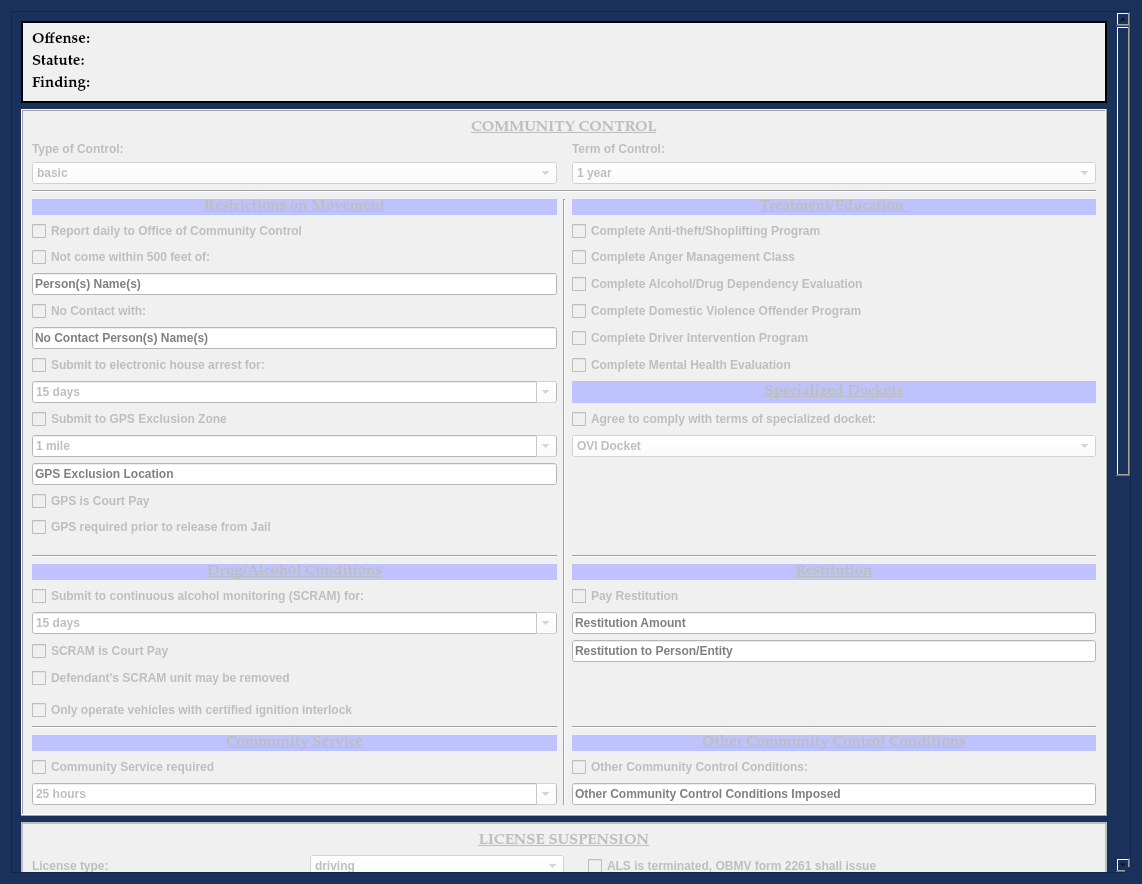
Before: the Qt Designer form munientry/views/ui/AddCommunityControlDialog.ui in HunterProgram22/MuniEntry, drawn with Qt 5.
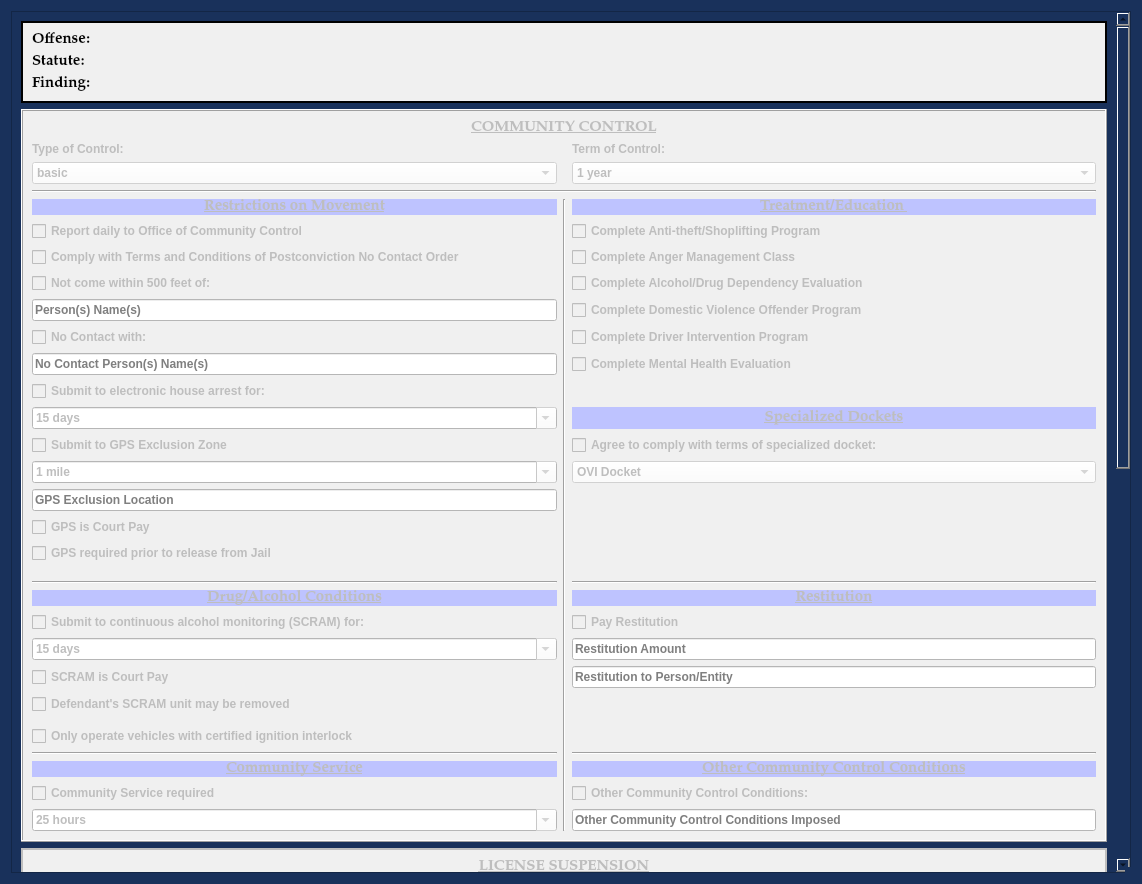
After: the same form once the commit is applied. Custom widgets are drawn as their Qt base class.

Commit message: Added postconviction no contact to 3 sentencing entries.

Diff of the .ui file:
```diff
--- a/munientry/views/ui/AddCommunityControlDialog.ui
+++ b/munientry/views/ui/AddCommunityControlDialog.ui
@@ -167,9 +167,9 @@
       <property name="geometry">
        <rect>
         <x>0</x>
-        <y>-566</y>
+        <y>-132</y>
         <width>1101</width>
-        <height>1785</height>
+        <height>1816</height>
        </rect>
       </property>
       <property name="sizePolicy">
@@ -221,28 +221,226 @@
          </property>
          <layout class="QGridLayout" name="gridLayout_3">
           <item row="29" column="2">
+           <widget class="QLabel" name="label_12">
+            <property name="font">
+             <font>
+              <family>Palatino Linotype</family>
+              <pointsize>11</pointsize>
+              <weight>75</weight>
+              <italic>false</italic>
+              <bold>true</bold>
+              <underline>true</underline>
+             </font>
+            </property>
+            <property name="styleSheet">
+             <string notr="true">background-color: rgb(190, 195, 255);</string>
+            </property>
+            <property name="text">
+             <string>Other Community Control Conditions</string>
+            </property>
+            <property name="alignment">
+             <set>Qt::AlignCenter</set>
+            </property>
+           </widget>
+          </item>
+          <item row="29" column="0">
+           <widget class="QLabel" name="cs_label">
+            <property name="font">
+             <font>
+              <family>Palatino Linotype</family>
+              <pointsize>11</pointsize>
+              <weight>75</weight>
+              <italic>false</italic>
+              <bold>true</bold>
+              <underline>true</underline>
+             </font>
+            </property>
+            <property name="styleSheet">
+             <string notr="true">background-color: rgb(190, 195, 255);</string>
+            </property>
+            <property name="text">
+             <string>Community Service</string>
+            </property>
+            <property name="alignment">
+             <set>Qt::AlignCenter</set>
+            </property>
+           </widget>
+          </item>
+          <item row="30" column="0">
+           <widget class="ConditionCheckbox" name="community_control_community_service_checkBox">
+            <property name="text">
+             <string>Community Service required                                       </string>
+            </property>
+           </widget>
+          </item>
+          <item row="30" column="2">
            <widget class="ConditionCheckbox" name="other_community_control_checkBox">
             <property name="text">
              <string>Other Community Control Conditions:</string>
             </property>
            </widget>
           </item>
-          <item row="15" column="0">
+          <item row="16" column="0">
            <widget class="ConditionCheckbox" name="gps_court_pay_checkBox">
             <property name="text">
              <string>GPS is Court Pay</string>
             </property>
            </widget>
           </item>
-          <item row="16" column="0">
+          <item row="17" column="0">
            <widget class="ConditionCheckbox" name="gps_prior_to_release_checkBox">
             <property name="text">
              <string>GPS required prior to release from Jail</string>
             </property>
            </widget>
           </item>
-          <item row="28" column="0">
-           <widget class="QLabel" name="cs_label">
+          <item row="8" column="0">
+           <widget class="QLineEdit" name="community_control_not_within_500_feet_person_box">
+            <property name="sizePolicy">
+             <sizepolicy hsizetype="Expanding" vsizetype="Fixed">
+              <horstretch>0</horstretch>
+              <verstretch>0</verstretch>
+             </sizepolicy>
+            </property>
+            <property name="minimumSize">
+             <size>
+              <width>200</width>
+              <height>0</height>
+             </size>
+            </property>
+            <property name="styleSheet">
+             <string notr="true">background-color: rgb(255, 255, 255);</string>
+            </property>
+            <property name="placeholderText">
+             <string>Person(s) Name(s)</string>
+            </property>
+           </widget>
+          </item>
+          <item row="24" column="2">
+           <widget class="QLineEdit" name="pay_restitution_to_box">
+            <property name="styleSheet">
+             <string notr="true">background-color: rgb(255, 255, 255);</string>
+            </property>
+            <property name="placeholderText">
+             <string>Restitution to Person/Entity</string>
+            </property>
+           </widget>
+          </item>
+          <item row="15" column="0">
+           <widget class="QLineEdit" name="gps_exclusion_location_box">
+            <property name="sizePolicy">
+             <sizepolicy hsizetype="Preferred" vsizetype="Fixed">
+              <horstretch>0</horstretch>
+              <verstretch>0</verstretch>
+             </sizepolicy>
+            </property>
+            <property name="styleSheet">
+             <string notr="true">background-color: rgb(255, 255, 255);</string>
+            </property>
+            <property name="placeholderText">
+             <string>GPS Exclusion Location</string>
+            </property>
+           </widget>
+          </item>
+          <item row="23" column="2">
+           <widget class="QLineEdit" name="pay_restitution_amount_box">
+            <property name="styleSheet">
+             <string notr="true">background-color: rgb(255, 255, 255);</string>
+            </property>
+            <property name="placeholderText">
+             <string>Restitution Amount</string>
+            </property>
+           </widget>
+          </item>
+          <item row="23" column="0">
+           <widget class="NoScrollComboBox" name="alcohol_monitoring_time_box">
+            <property name="minimumSize">
+             <size>
+              <width>200</width>
+              <height>0</height>
+             </size>
+            </property>
+            <property name="styleSheet">
+             <string notr="true">background-color: rgb(255, 255, 255);</string>
+            </property>
+            <property name="editable">
+             <bool>true</bool>
+            </property>
+            <item>
+             <property name="text">
+              <string>15 days</string>
+             </property>
+            </item>
+            <item>
+             <property name="text">
+              <string>30 days</string>
+             </property>
+            </item>
+            <item>
+             <property name="text">
+              <string>45 days</string>
+             </property>
+            </item>
+            <item>
+             <property name="text">
+              <string>60 days</string>
+             </property>
+            </item>
+            <item>
+             <property name="text">
+              <string>75 days</string>
+             </property>
+            </item>
+            <item>
+             <property name="text">
+              <string>90 days</string>
+             </property>
+            </item>
+            <item>
+             <property name="text">
+              <string>180 days</string>
+             </property>
+            </item>
+           </widget>
+          </item>
+          <item row="14" column="2">
+           <widget class="NoScrollComboBox" name="specialized_docket_box">
+            <property name="styleSheet">
+             <string notr="true">background-color: rgb(255, 255, 255);</string>
+            </property>
+            <item>
+             <property name="text">
+              <string>OVI Docket</string>
+             </property>
+            </item>
+            <item>
+             <property name="text">
+              <string>Mental Health Docket</string>
+             </property>
+            </item>
+            <item>
+             <property name="text">
+              <string>Mission (Veteran's) Court</string>
+             </property>
+            </item>
+           </widget>
+          </item>
+          <item row="25" column="0">
+           <widget class="QCheckBox" name="scram_remove_checkBox">
+            <property name="text">
+             <string>Defendant's SCRAM unit may be removed</string>
+            </property>
+           </widget>
+          </item>
+          <item row="24" column="0">
+           <widget class="ConditionCheckbox" name="alcohol_monitoring_court_pay_checkBox">
+            <property name="text">
+             <string>SCRAM is Court Pay                                                                             </string>
+            </property>
+           </widget>
+          </item>
+          <item row="4" column="2">
+           <widget class="QLabel" name="label_6">
             <property name="font">
              <font>
               <family>Palatino Linotype</family>
@@ -257,22 +455,15 @@
              <string notr="true">background-color: rgb(190, 195, 255);</string>
             </property>
             <property name="text">
-             <string>Community Service</string>
+             <string>Treatment/Education </string>
             </property>
             <property name="alignment">
              <set>Qt::AlignCenter</set>
             </property>
            </widget>
           </item>
-          <item row="29" column="0">
-           <widget class="ConditionCheckbox" name="community_control_community_service_checkBox">
-            <property name="text">
-             <string>Community Service required                                       </string>
-            </property>
-           </widget>
-          </item>
-          <item row="28" column="2">
-           <widget class="QLabel" name="label_12">
+          <item row="21" column="2">
+           <widget class="QLabel" name="label_4">
             <property name="font">
              <font>
               <family>Palatino Linotype</family>
@@ -287,14 +478,21 @@
              <string notr="true">background-color: rgb(190, 195, 255);</string>
             </property>
             <property name="text">
-             <string>Other Community Control Conditions</string>
+             <string>Restitution</string>
             </property>
             <property name="alignment">
              <set>Qt::AlignCenter</set>
             </property>
            </widget>
           </item>
-          <item row="13" column="0">
+          <item row="22" column="0">
+           <widget class="ConditionCheckbox" name="alcohol_monitoring_checkBox">
+            <property name="text">
+             <string>Submit to continuous alcohol monitoring (SCRAM) for:</string>
+            </property>
+           </widget>
+          </item>
+          <item row="14" column="0">
            <widget class="NoScrollComboBox" name="gps_exclusion_radius_box">
             <property name="minimumSize">
              <size>
@@ -345,51 +543,21 @@
             </item>
            </widget>
           </item>
-          <item row="10" column="0">
+          <item row="11" column="0">
            <widget class="ConditionCheckbox" name="house_arrest_checkBox">
             <property name="text">
              <string>Submit to electronic house arrest for:                          </string>
             </property>
            </widget>
           </item>
-          <item row="20" column="2">
-           <widget class="QLabel" name="label_4">
-            <property name="font">
-             <font>
-              <family>Palatino Linotype</family>
-              <pointsize>11</pointsize>
-              <weight>75</weight>
-              <italic>false</italic>
-              <bold>true</bold>
-              <underline>true</underline>
-             </font>
-            </property>
-            <property name="styleSheet">
-             <string notr="true">background-color: rgb(190, 195, 255);</string>
-            </property>
+          <item row="22" column="2">
+           <widget class="ConditionCheckbox" name="pay_restitution_checkBox">
             <property name="text">
-             <string>Restitution</string>
-            </property>
-            <property name="alignment">
-             <set>Qt::AlignCenter</set>
+             <string>Pay Restitution                                                                       </string>
             </property>
            </widget>
           </item>
           <item row="21" column="0">
-           <widget class="ConditionCheckbox" name="alcohol_monitoring_checkBox">
-            <property name="text">
-             <string>Submit to continuous alcohol monitoring (SCRAM) for:</string>
-            </property>
-           </widget>
-          </item>
-          <item row="9" column="2">
-           <widget class="ConditionCheckbox" name="driver_intervention_program_checkBox">
-            <property name="text">
-             <string>Complete Driver Intervention Program </string>
-            </property>
-           </widget>
-          </item>
-          <item row="20" column="0">
            <widget class="QLabel" name="label_8">
             <property name="font">
              <font>
@@ -412,21 +580,30 @@
             </property>
            </widget>
           </item>
-          <item row="21" column="2">
-           <widget class="ConditionCheckbox" name="pay_restitution_checkBox">
-            <property name="text">
-             <string>Pay Restitution                                                                       </string>
+          <item row="12" column="2">
+           <widget class="QLabel" name="label_16">
+            <property name="font">
+             <font>
+              <family>Palatino Linotype</family>
+              <pointsize>11</pointsize>
+              <weight>75</weight>
+              <italic>false</italic>
+              <bold>true</bold>
+              <underline>true</underline>
+             </font>
             </property>
-           </widget>
-          </item>
-          <item row="10" column="2">
-           <widget class="ConditionCheckbox" name="mental_health_evaluation_checkBox">
+            <property name="styleSheet">
+             <string notr="true">background-color: rgb(190, 195, 255);</string>
+            </property>
             <property name="text">
-             <string>Complete Mental Health Evaluation</string>
+             <string>Specialized Dockets</string>
             </property>
+            <property name="alignment">
+             <set>Qt::AlignCenter</set>
+            </property>
            </widget>
           </item>
-          <item row="12" column="0">
+          <item row="13" column="0">
            <widget class="ConditionCheckbox" name="gps_exclusion_checkBox">
             <property name="maximumSize">
              <size>
@@ -439,30 +616,7 @@
             </property>
            </widget>
           </item>
-          <item row="11" column="2">
-           <widget class="QLabel" name="label_16">
-            <property name="font">
-             <font>
-              <family>Palatino Linotype</family>
-              <pointsize>11</pointsize>
-              <weight>75</weight>
-              <italic>false</italic>
-              <bold>true</bold>
-              <underline>true</underline>
-             </font>
-            </property>
-            <property name="styleSheet">
-             <string notr="true">background-color: rgb(190, 195, 255);</string>
-            </property>
-            <property name="text">
-             <string>Specialized Dockets</string>
-            </property>
-            <property name="alignment">
-             <set>Qt::AlignCenter</set>
-            </property>
-           </widget>
-          </item>
-          <item row="11" column="0">
+          <item row="12" column="0">
            <widget class="NoScrollComboBox" name="house_arrest_time_box">
             <property name="minimumSize">
              <size>
@@ -503,49 +657,66 @@
             </item>
            </widget>
           </item>
-          <item row="12" column="2">
+          <item row="13" column="2">
            <widget class="ConditionCheckbox" name="specialized_docket_checkBox">
             <property name="text">
              <string>Agree to comply with terms of specialized docket:</string>
             </property>
            </widget>
           </item>
-          <item row="19" column="0">
+          <item row="20" column="0">
            <widget class="Line" name="line_2">
             <property name="orientation">
              <enum>Qt::Horizontal</enum>
             </property>
            </widget>
           </item>
-          <item row="19" column="2">
+          <item row="20" column="2">
            <widget class="Line" name="line_19">
             <property name="orientation">
              <enum>Qt::Horizontal</enum>
             </property>
            </widget>
           </item>
-          <item row="27" column="2">
+          <item row="28" column="2">
            <widget class="Line" name="line_3">
             <property name="orientation">
              <enum>Qt::Horizontal</enum>
             </property>
            </widget>
           </item>
-          <item row="26" column="0">
+          <item row="27" column="0">
            <widget class="ConditionCheckbox" name="interlock_vehicles_checkBox">
             <property name="text">
              <string>Only operate vehicles with certified ignition interlock</string>
             </property>
            </widget>
           </item>
-          <item row="27" column="0">
+          <item row="28" column="0">
            <widget class="Line" name="line_4">
             <property name="orientation">
              <enum>Qt::Horizontal</enum>
             </property>
            </widget>
           </item>
-          <item row="30" column="0">
+          <item row="9" column="0">
+           <widget class="ConditionCheckbox" name="community_control_no_contact_checkBox">
+            <property name="text">
+             <string>No Contact with:                                                                                             </string>
+            </property>
+           </widget>
+          </item>
+          <item row="31" column="2">
+           <widget class="QLineEdit" name="other_community_control_conditions_box">
+            <property name="styleSheet">
+             <string notr="true">background-color: rgb(255, 255, 255);</string>
+            </property>
+            <property name="placeholderText">
+             <string>Other Community Control Conditions Imposed</string>
+            </property>
+           </widget>
+          </item>
+          <item row="31" column="0">
            <widget class="NoScrollComboBox" name="community_control_community_service_hours_box">
             <property name="minimumSize">
              <size>
@@ -586,20 +757,10 @@
             </item>
            </widget>
           </item>
-          <item row="8" column="0">
-           <widget class="ConditionCheckbox" name="community_control_no_contact_checkBox">
+          <item row="1" column="0">
+           <widget class="QLabel" name="label_2">
             <property name="text">
-             <string>No Contact with:                                                                                             </string>
-            </property>
-           </widget>
-          </item>
-          <item row="30" column="2">
-           <widget class="QLineEdit" name="other_community_control_conditions_box">
-            <property name="styleSheet">
-             <string notr="true">background-color: rgb(255, 255, 255);</string>
-            </property>
-            <property name="placeholderText">
-             <string>Other Community Control Conditions Imposed</string>
+             <string>Type of Control:</string>
             </property>
            </widget>
           </item>
@@ -649,7 +810,7 @@
             </property>
            </widget>
           </item>
-          <item row="9" column="0">
+          <item row="10" column="0">
            <widget class="QLineEdit" name="community_control_no_contact_with_box">
             <property name="sizePolicy">
              <sizepolicy hsizetype="Preferred" vsizetype="Fixed">
@@ -758,7 +919,7 @@
             </property>
            </widget>
           </item>
-          <item row="4" column="1" rowspan="27">
+          <item row="4" column="1" rowspan="28">
            <widget class="Line" name="line_6">
             <property name="orientation">
              <enum>Qt::Vertical</enum>
@@ -805,13 +966,20 @@
             </property>
            </widget>
           </item>
-          <item row="6" column="0">
+          <item row="7" column="0">
            <widget class="ConditionCheckbox" name="community_control_not_within_500_feet_checkBox">
             <property name="text">
              <string>Not come within 500 feet of:                                    </string>
             </property>
            </widget>
           </item>
+          <item row="6" column="0">
+           <widget class="QCheckBox" name="community_control_postconviction_no_contact_checkBox">
+            <property name="text">
+             <string>Comply with Terms and Conditions of Postconviction No Contact Order</string>
+            </property>
+           </widget>
+          </item>
           <item row="6" column="2">
            <widget class="ConditionCheckbox" name="anger_management_checkBox">
             <property name="text">
@@ -849,148 +1017,24 @@
             </property>
            </widget>
           </item>
-          <item row="23" column="0">
-           <widget class="ConditionCheckbox" name="alcohol_monitoring_court_pay_checkBox">
+          <item row="8" column="2">
+           <widget class="ConditionCheckbox" name="domestic_violence_program_checkBox">
             <property name="text">
-             <string>SCRAM is Court Pay                                                                             </string>
+             <string>Complete Domestic Violence Offender Program</string>
             </property>
            </widget>
           </item>
-          <item row="7" column="0">
-           <widget class="QLineEdit" name="community_control_not_within_500_feet_person_box">
-            <property name="sizePolicy">
-             <sizepolicy hsizetype="Expanding" vsizetype="Fixed">
-              <horstretch>0</horstretch>
-              <verstretch>0</verstretch>
-             </sizepolicy>
+          <item row="9" column="2">
+           <widget class="ConditionCheckbox" name="driver_intervention_program_checkBox">
+            <property name="text">
+             <string>Complete Driver Intervention Program </string>
             </property>
-            <property name="minimumSize">
-             <size>
-              <width>200</width>
-              <height>0</height>
-             </size>
-            </property>
-            <property name="styleSheet">
-             <string notr="true">background-color: rgb(255, 255, 255);</string>
-            </property>
-            <property name="placeholderText">
-             <string>Person(s) Name(s)</string>
-            </property>
            </widget>
           </item>
-          <item row="22" column="0">
-           <widget class="NoScrollComboBox" name="alcohol_monitoring_time_box">
-            <property name="minimumSize">
-             <size>
-              <width>200</width>
-              <height>0</height>
-             </size>
-            </property>
-            <property name="styleSheet">
-             <string notr="true">background-color: rgb(255, 255, 255);</string>
-            </property>
-            <property name="editable">
-             <bool>true</bool>
-            </property>
-            <item>
-             <property name="text">
-              <string>15 days</string>
-             </property>
-            </item>
-            <item>
-             <property name="text">
-              <string>30 days</string>
-             </property>
-            </item>
-            <item>
-             <property name="text">
-              <string>45 days</string>
-             </property>
-            </item>
-            <item>
-             <property name="text">
-              <string>60 days</string>
-             </property>
-            </item>
-            <item>
-             <property name="text">
-              <string>75 days</string>
-             </property>
-            </item>
-            <item>
-             <property name="text">
-              <string>90 days</string>
-             </property>
-            </item>
-            <item>
-             <property name="text">
-              <string>180 days</string>
-             </property>
-            </item>
-           </widget>
-          </item>
-          <item row="23" column="2">
-           <widget class="QLineEdit" name="pay_restitution_to_box">
-            <property name="styleSheet">
-             <string notr="true">background-color: rgb(255, 255, 255);</string>
-            </property>
-            <property name="placeholderText">
-             <string>Restitution to Person/Entity</string>
-            </property>
-           </widget>
-          </item>
-          <item row="22" column="2">
-           <widget class="QLineEdit" name="pay_restitution_amount_box">
-            <property name="styleSheet">
-             <string notr="true">background-color: rgb(255, 255, 255);</string>
-            </property>
-            <property name="placeholderText">
-             <string>Restitution Amount</string>
-            </property>
-           </widget>
-          </item>
-          <item row="14" column="0">
-           <widget class="QLineEdit" name="gps_exclusion_location_box">
-            <property name="sizePolicy">
-             <sizepolicy hsizetype="Preferred" vsizetype="Fixed">
-              <horstretch>0</horstretch>
-              <verstretch>0</verstretch>
-             </sizepolicy>
-            </property>
-            <property name="styleSheet">
-             <string notr="true">background-color: rgb(255, 255, 255);</string>
-            </property>
-            <property name="placeholderText">
-             <string>GPS Exclusion Location</string>
-            </property>
-           </widget>
-          </item>
-          <item row="13" column="2">
-           <widget class="NoScrollComboBox" name="specialized_docket_box">
-            <property name="styleSheet">
-             <string notr="true">background-color: rgb(255, 255, 255);</string>
-            </property>
-            <item>
-             <property name="text">
-              <string>OVI Docket</string>
-             </property>
-            </item>
-            <item>
-             <property name="text">
-              <string>Mental Health Docket</string>
-             </property>
-            </item>
-            <item>
-             <property name="text">
-              <string>Mission (Veteran's) Court</string>
-             </property>
-            </item>
-           </widget>
-          </item>
-          <item row="24" column="0">
-           <widget class="QCheckBox" name="scram_remove_checkBox">
+          <item row="10" column="2">
+           <widget class="ConditionCheckbox" name="mental_health_evaluation_checkBox">
             <property name="text">
-             <string>Defendant's SCRAM unit may be removed</string>
+             <string>Complete Mental Health Evaluation</string>
             </property>
            </widget>
           </item>
```
Left out of the diff: 94 changed lines with no effect on the pictures. The commit also changes 5 other files.
